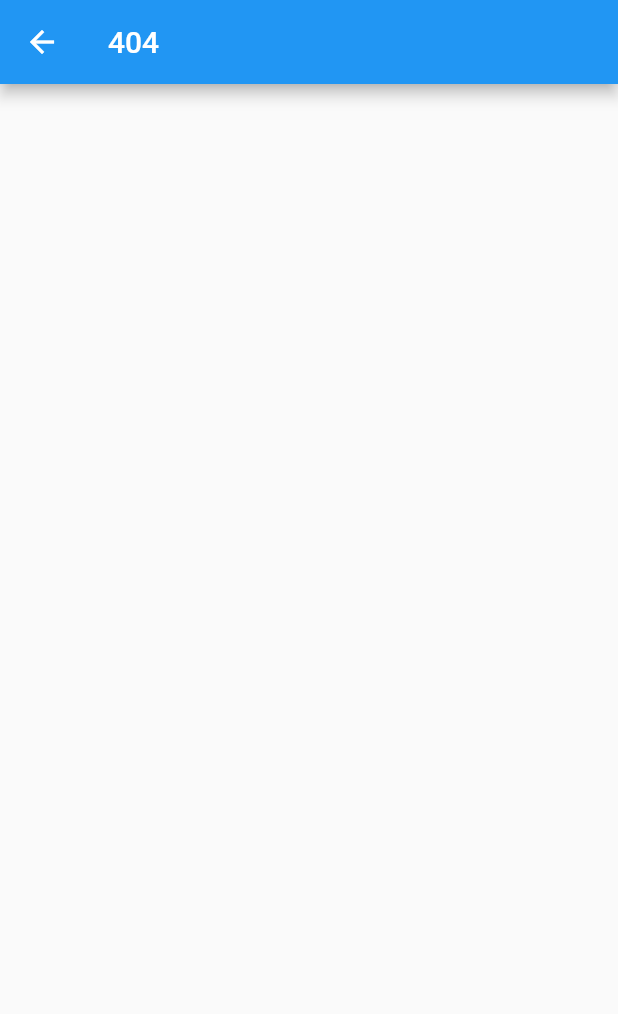
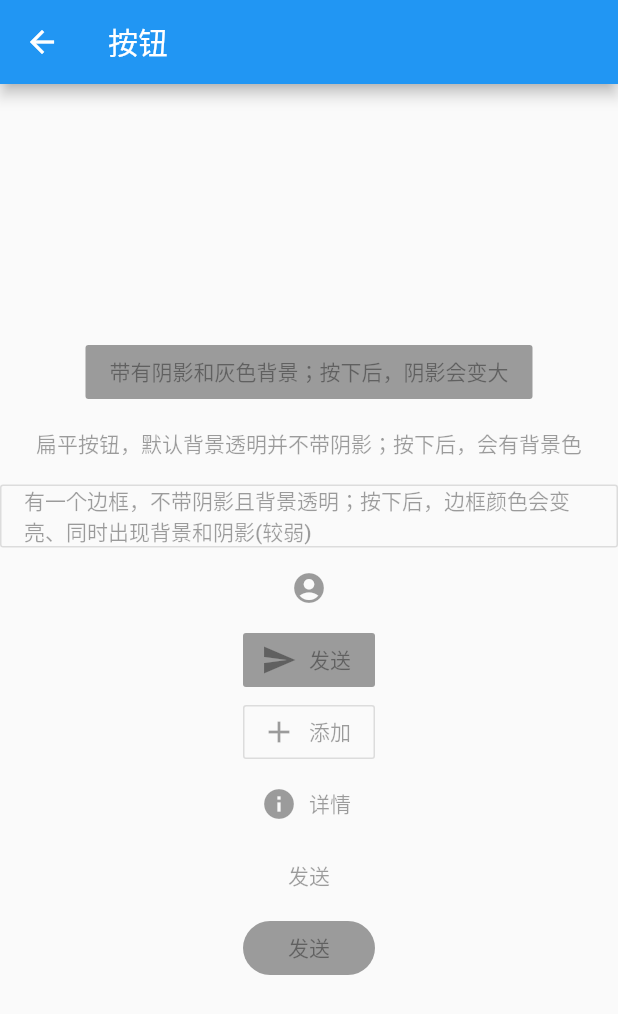
Before and after one commit to 568240761/flutter_practice, a Flutter app: the BaseWidgetManage screen opened by its route, after a tap on "按钮", on a phone screen of 412 x 824 dp. Shown: the top 1014 px of the screen. Run offline on Flutter 3.47's test engine with Material 2 defaults, Android fonts, the phone set to English and light mode, and no system bars.

Commit message:
完成按钮、图片、进度条

```diff
--- a/lib/main.dart
+++ b/lib/main.dart
@@ -2,6 +2,8 @@ import 'dart:async';
 
 import 'package:flutter/material.dart';
 import 'package:flutter/foundation.dart';
+import 'package:flutter_practice/page/base_widget/button_widget.dart';
+import 'package:flutter_practice/page/base_widget/image_widget.dart';
 import 'package:flutter_practice/page/base_widget/text_widget.dart';
 
 import 'page/base_widget/base_widget_manage.dart';
@@ -87,6 +89,9 @@ class MyApp extends StatelessWidget {
         "state": (context) => StateLifecycle(),
         "base_widget_manage": (context) => BaseWidgetManage(),
         "base_widget_text": (context) => TextWidget(),
+        "base_widget_button": (context) => ButtonWidget(),
+        "/base_widget/image_widget": (context) => ImageWidget(),
+        "/base_widget/progress_indicator_widget": (context) => ImageWidget(),
       },
       //在路由表中没有注册，会回调该方法
       onGenerateRoute: (RouteSettings settings) {
--- a/lib/page/base_widget/base_widget_manage.dart
+++ b/lib/page/base_widget/base_widget_manage.dart
@@ -21,7 +21,7 @@ class BaseWidgetManage extends StatelessWidget {
             ),
             FlatButton(
               onPressed: () {
-                Navigator.pushNamed(context, "");
+                Navigator.pushNamed(context, "base_widget_button");
               },
               child: Text("按钮"),
               textColor: Colors.white,
@@ -29,7 +29,7 @@ class BaseWidgetManage extends StatelessWidget {
             ),
             FlatButton(
               onPressed: () {
-                Navigator.pushNamed(context, "");
+                Navigator.pushNamed(context, "/base_widget/image_widget");
               },
               child: Text("图片及ICON"),
               textColor: Colors.white,
@@ -61,7 +61,8 @@ class BaseWidgetManage extends StatelessWidget {
             ),
             FlatButton(
               onPressed: () {
-                Navigator.pushNamed(context, "");
+                Navigator.pushNamed(
+                    context, "/base_widget/progress_indicator_widget");
               },
               child: Text("进度指示器"),
               textColor: Colors.white,
--- /dev/null
+++ b/lib/page/base_widget/button_widget.dart
@@ -0,0 +1,75 @@
+import 'package:flutter/material.dart';
+
+class ButtonWidget extends StatelessWidget {
+  @override
+  Widget build(BuildContext context) {
+    return Scaffold(
+      appBar: AppBar(
+        title: Text("按钮"),
+      ),
+      body: Center(
+        child: Column(
+          mainAxisAlignment: MainAxisAlignment.center,
+          children: [
+            RaisedButton(
+              onPressed: null,
+              child: Text("带有阴影和灰色背景；按下后，阴影会变大"),
+            ),
+            FlatButton(
+              onPressed: null,
+              child: Text("扁平按钮，默认背景透明并不带阴影；按下后，会有背景色"),
+            ),
+            OutlineButton(
+              onPressed: null,
+              child: Text("有一个边框，不带阴影且背景透明；按下后，边框颜色会变亮、同时出现背景和阴影(较弱)"),
+            ),
+            IconButton(
+              icon: Icon(Icons.account_circle),
+              onPressed: null,
+            ),
+            RaisedButton.icon(
+              icon: Icon(Icons.send),
+              label: Text("发送"),
+              onPressed: null,
+            ),
+            OutlineButton.icon(
+              icon: Icon(Icons.add),
+              label: Text("添加"),
+              onPressed: null,
+            ),
+            FlatButton.icon(
+              icon: Icon(Icons.info),
+              label: Text("详情"),
+              onPressed: null,
+            ),
+            FlatButton(
+              color: Colors.blue,
+              highlightColor: Colors.blue[700],
+              colorBrightness: Brightness.dark,
+              splashColor: Colors.grey,
+              child: Text("发送"),
+              shape: RoundedRectangleBorder(
+                borderRadius: BorderRadius.circular(20.0),
+              ),
+              onPressed: null,
+            ),
+            RaisedButton(
+              elevation: 2.0,
+              highlightElevation: 8.0,
+              disabledElevation: 0.0,
+              color: Colors.blue,
+              highlightColor: Colors.blue[700],
+              colorBrightness: Brightness.dark,
+              splashColor: Colors.grey,
+              child: Text("发送"),
+              shape: RoundedRectangleBorder(
+                borderRadius: BorderRadius.circular(20.0),
+              ),
+              onPressed: null,
+            ),
+          ],
+        ),
+      ),
+    );
+  }
+}
```
Also changed, not shown: lib/page/base_widget/image_widget.dart (added, +52 -0 lines), lib/page/base_widget/progress_indicator_widget.dart (added, +64 -0 lines).
